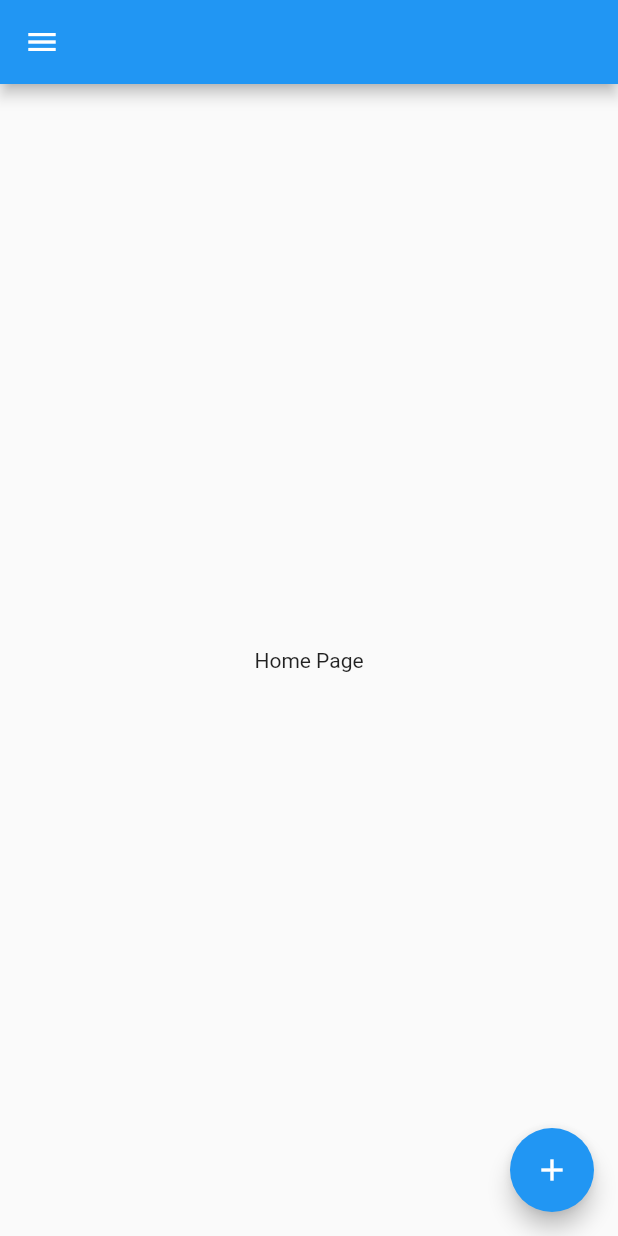
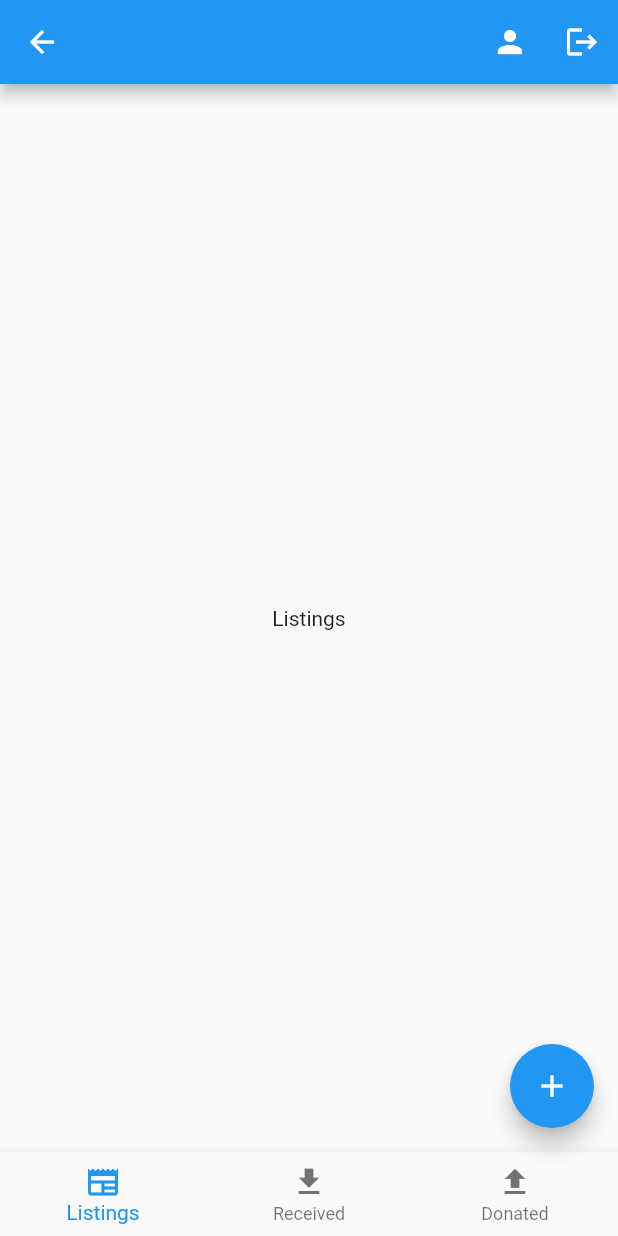
Before and after one commit to geek911/09876543, a Flutter app: the HomePage screen opened by its route, on a phone screen of 412 x 824 dp. Run offline on Flutter 3.47's test engine with Material 2 defaults, Android fonts, the phone set to English and light mode, and no system bars; our stand-ins replace form_validator.

Commit message:
bug fixes

```diff
--- a/lib/commons/fragments.dart
+++ b/lib/commons/fragments.dart
@@ -3,7 +3,7 @@ import 'package:flutter/material.dart';
 enum HomeFragmentType { HOME, DONATIONS, RECEIVED, PROFILE }
 
 abstract class HomeFragments {
-  static Widget newWidget([HomeFragmentType type = HomeFragmentType.HOME]) {
+  static Widget atIndex([HomeFragmentType type = HomeFragmentType.HOME]) {
     Widget fragment;
     switch (type) {
       case HomeFragmentType.HOME:
--- a/lib/pages/home_page.dart
+++ b/lib/pages/home_page.dart
@@ -10,53 +10,63 @@ class HomePage extends StatefulWidget {
 
 class _HomePageState extends State<HomePage> {
   HomeFragmentType _fragmentType = HomeFragmentType.HOME;
+  int _index = 0;
 
-  void _changeFragment(HomeFragmentType type, BuildContext context) {
-    Navigator.of(context).pop();
+  void _changeFragment(int index) {
     setState(() {
-      _fragmentType = type;
+      _index = index;
     });
+  }
+
+  List<Widget> get _dashboardWidgets {
+    return [
+      Center(
+        child: Text('Listings'),
+      ),
+      Center(
+        child: Text('Received'),
+      ),
+      Center(
+        child: Text('Donated'),
+      ),
+    ];
   }
 
   @override
   Widget build(BuildContext context) {
     return Scaffold(
-      appBar: AppBar(),
-      body: HomeFragments.newWidget(_fragmentType),
-      drawer: Drawer(
-        child: ListView(
-          children: [
-            Column(
-              crossAxisAlignment: CrossAxisAlignment.start,
-              children: [
-                SizedBox(
-                  height: 20,
-                ),
-                Center(
-                  child: CircleAvatar(
-                    radius: 70,
-                  ),
-                )
+      appBar: AppBar(
+        actions: [
+          IconButton(
+              onPressed: () {
+                Navigator.pushNamed(context, '/profile');
+              },
+              icon: Icon(Icons.person)),
+          IconButton(
+              onPressed: () {
+                // Navigator.push(context, '/home');
+              },
+              icon: Icon(Icons.logout)),
         ],
       ),
-            ListTile(
-              title: const Text("Home"),
-              onTap: () => _changeFragment(HomeFragmentType.HOME, context),
+      body: _dashboardWidgets[_index],
+      bottomNavigationBar: BottomNavigationBar(
+        items: const <BottomNavigationBarItem>[
+          BottomNavigationBarItem(
+            icon: Icon(Icons.newspaper),
+            label: 'Listings',
           ),
-            ListTile(
-              title: const Text("Donations"),
-              onTap: () => _changeFragment(HomeFragmentType.DONATIONS, context),
+          BottomNavigationBarItem(
+            icon: Icon(Icons.download),
+            label: 'Received',
           ),
-            ListTile(
-              title: const Text("Received"),
-              onTap: () => _changeFragment(HomeFragmentType.RECEIVED, context),
+          BottomNavigationBarItem(
+            icon: Icon(Icons.upload),
+            label: 'Donated',
           ),
-            ListTile(
-              title: const Text("Profile"),
-              onTap: () => _changeFragment(HomeFragmentType.PROFILE, context),
-            )
         ],
-        ),
+        currentIndex: _index,
+        onTap: _changeFragment,
       ),
       floatingActionButton: const FloatingActionButton(
         onPressed: null,
```
Also changed, not shown: lib/pages/login_page.dart (+20 -14 lines), lib/service/authentication_servcie.dart (+13 -3 lines). Lines whose indentation alone changed are shown as unchanged.
